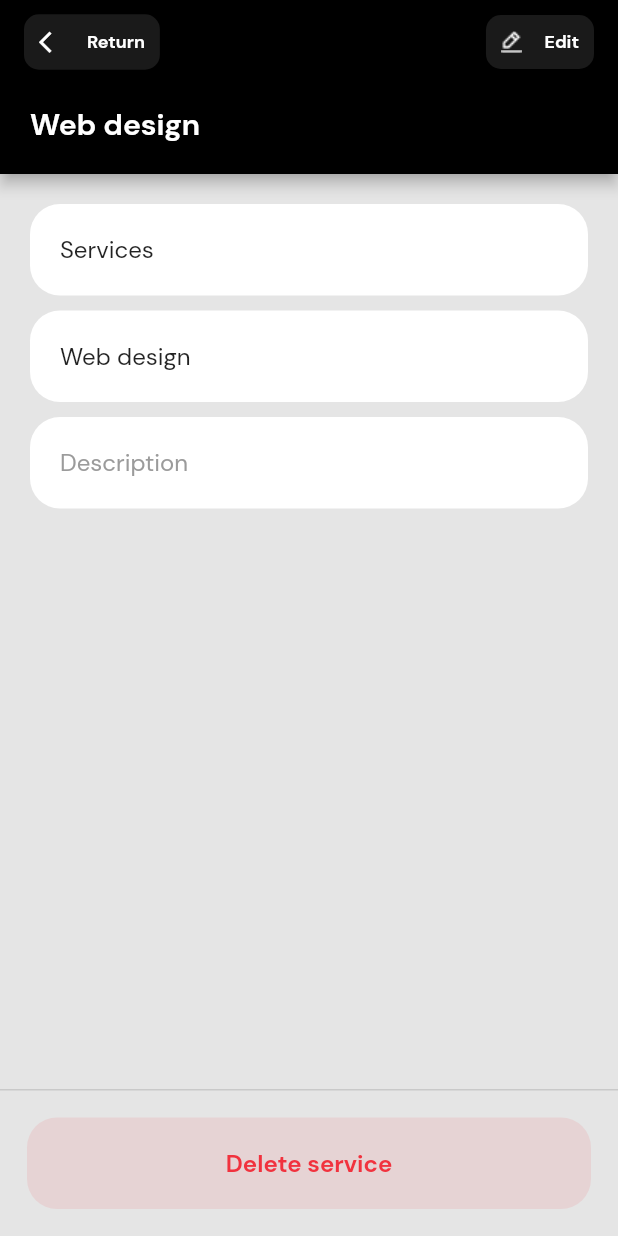
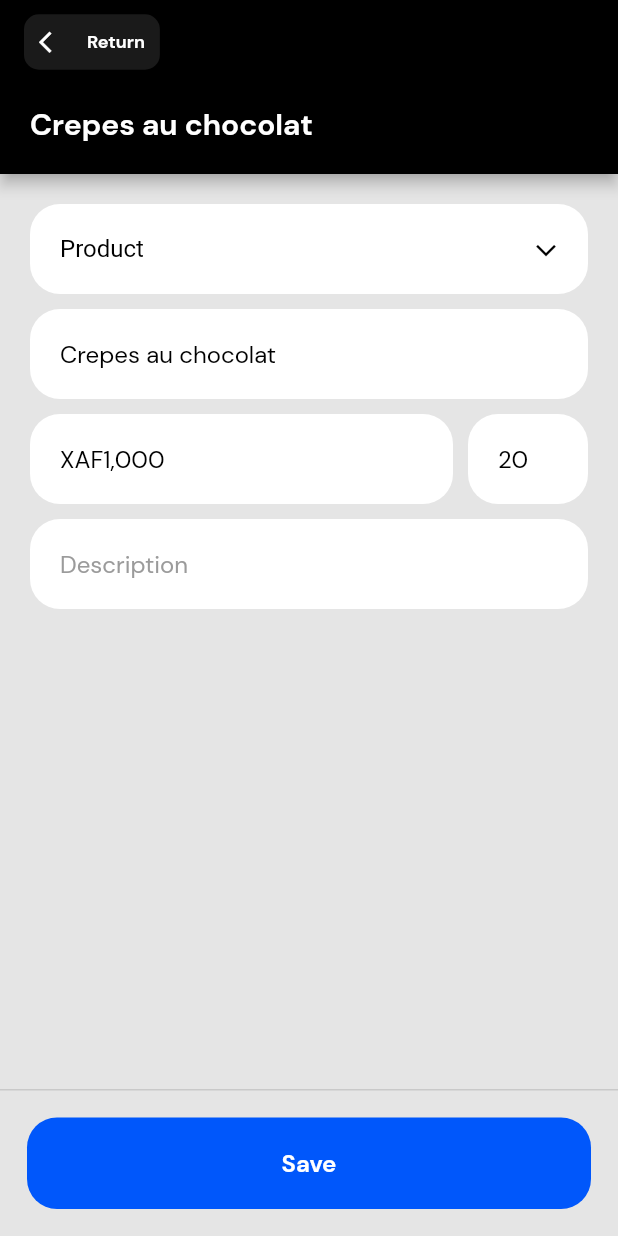
Before and after one commit to RandyKdev/basic_accounting_app, a Flutter app: the screen it shows after launch, on a phone screen of 412 x 824 dp. Run offline on Flutter 3.47's test engine with Material 2 defaults, Android fonts, the phone set to English and light mode, and no system bars.

Commit message:
Add upload for item screen

```diff
--- a/lib/basic.dart
+++ b/lib/basic.dart
@@ -15,6 +15,7 @@ import 'package:basic/screens/main/main_screen.dart';
 import 'package:basic/screens/new/new_product_screen.dart';
 import 'package:basic/screens/new/new_service_screen.dart';
 import 'package:basic/screens/sales/sales_screen.dart';
+import 'package:basic/screens/upload/upload_item_screen.dart';
 import 'package:basic/screens/upload/upload_product_screen.dart';
 import 'package:basic/screens/upload/upload_service_screen.dart';
 import 'package:flutter/material.dart';
@@ -58,7 +59,7 @@ class Basic extends StatelessWidget {
         primaryColor: primaryColor,
         scaffoldBackgroundColor: desaturatedGreyColor,
       ),
-      home: EditService1Screen(),
+      home: UploadItemScreen(),
       debugShowCheckedModeBanner: false,
     );
   }
--- /dev/null
+++ b/lib/screens/upload/upload_item_screen.dart
@@ -0,0 +1,253 @@
+import 'package:basic/Enums/button_size_enums.dart';
+import 'package:basic/constants/color_constants.dart';
+import 'package:basic/constants/textstyle_constants.dart';
+import 'package:basic/widgets/button_widget.dart';
+import 'package:flutter/material.dart';
+import 'package:flutter/services.dart';
+
+class UploadItemScreen extends StatelessWidget {
+  const UploadItemScreen({Key? key}) : super(key: key);
+
+  @override
+  Widget build(BuildContext context) {
+    SystemChrome.setEnabledSystemUIOverlays([
+      SystemUiOverlay.top,
+      SystemUiOverlay.bottom,
+    ]);
+
+    SystemChrome.setSystemUIOverlayStyle(SystemUiOverlayStyle(
+      statusBarColor: primaryColor,
+      statusBarBrightness: Brightness.dark,
+      systemNavigationBarIconBrightness: Brightness.dark,
+      statusBarIconBrightness: Brightness.light,
+      systemNavigationBarColor: desaturatedGreyColor,
+    ));
+
+    return Scaffold(
+      appBar: AppBar(
+        brightness: Brightness.dark,
+        backgroundColor: primaryColor,
+        title: FittedBox(
+          child: InkWell(
+            onTap: () {
+              Navigator.of(context).pop();
+            },
+            child: Container(
+              padding: EdgeInsets.symmetric(
+                vertical: 10,
+                horizontal: 10,
+              ),
+              decoration: BoxDecoration(
+                  color: lightWhiteColor,
+                  borderRadius: BorderRadius.all(Radius.circular(10))),
+              child: Row(
+                children: [
+                  Icon(
+                    Icons.arrow_back_ios,
+                    size: 17,
+                  ),
+                  SizedBox(width: 15),
+                  Text(
+                    'Return',
+                    style: labelBoldTextStyle,
+                  ),
+                ],
+              ),
+            ),
+          ),
+        ),
+        automaticallyImplyLeading: false,
+        bottom: PreferredSize(
+          child: Container(
+            margin: EdgeInsets.only(
+              left: 20,
+              bottom: 20,
+            ),
+            child: Align(
+              alignment: Alignment.topLeft,
+              child: Text(
+                'Crepes au chocolat',
+                style: h6TextStyle.merge(TextStyle(color: whiteColor)),
+              ),
+            ),
+          ),
+          preferredSize: Size.fromHeight(60),
+        ),
+      ),
+      body: SingleChildScrollView(
+        child: Container(
+          padding: EdgeInsets.all(20),
+          child: Column(
+            children: [
+              Container(
+                padding: EdgeInsets.symmetric(vertical: 20, horizontal: 20),
+                height: 60,
+                decoration: BoxDecoration(
+                  color: whiteColor,
+                  borderRadius: BorderRadius.all(
+                    Radius.circular(20),
+                  ),
+                ),
+                child: SizedBox(
+                  width: double.infinity,
+                  child: DropdownButtonHideUnderline(
+                    child: DropdownButton(
+                      style:
+                          bodyTextStyle.merge(TextStyle(color: primaryColor)),
+                      hint: Text(
+                        'Product',
+                        style:
+                            bodyTextStyle.merge(TextStyle(color: primaryColor)),
+                      ),
+                      onChanged: (String? t) {},
+                      icon: Padding(
+                        padding: const EdgeInsets.only(
+                          left: 10,
+                          bottom: 5,
+                        ),
+                        child: RotatedBox(
+                          quarterTurns: 3,
+                          child: Icon(
+                            Icons.arrow_back_ios,
+                            size: 16,
+                            color: primaryColor,
+                          ),
+                        ),
+                      ),
+                      items: [
+                        DropdownMenuItem(
+                          value: 'Buea',
+                          child: Text('Buea'),
+                        ),
+                      ],
+                    ),
+                  ),
+                ),
+              ),
+              SizedBox(height: 10),
+              Container(
+                padding: EdgeInsets.symmetric(
+                  vertical: 20,
+                  horizontal: 20,
+                ),
+                height: 60,
+                decoration: BoxDecoration(
+                  color: whiteColor,
+                  borderRadius: BorderRadius.all(
+                    Radius.circular(20),
+                  ),
+                ),
+                child: TextField(
+                  // maxLength: 3,
+                  keyboardType: TextInputType.number,
+                  decoration: InputDecoration(
+                    hintText: 'Crepes au chocolat',
+                    hintStyle:
+                        bodyTextStyle.merge(TextStyle(color: primaryColor)),
+                    contentPadding: EdgeInsets.symmetric(vertical: 8),
+                    enabledBorder: InputBorder.none,
+                  ),
+                ),
+              ),
+              SizedBox(height: 10),
+              Row(
+                children: [
+                  Expanded(
+                    child: Container(
+                      padding: EdgeInsets.symmetric(
+                        vertical: 20,
+                        horizontal: 20,
+                      ),
+                      height: 60,
+                      decoration: BoxDecoration(
+                        color: whiteColor,
+                        borderRadius: BorderRadius.all(
+                          Radius.circular(20),
+                        ),
+                      ),
+                      child: TextField(
+                        // maxLength: 3,
+                        keyboardType: TextInputType.number,
+                        decoration: InputDecoration(
+                          hintText: 'XAF1,000',
+                          hintStyle: bodyTextStyle
+                              .merge(TextStyle(color: primaryColor)),
+                          contentPadding: EdgeInsets.symmetric(vertical: 8),
+                          enabledBorder: InputBorder.none,
+                        ),
+                      ),
+                    ),
+                  ),
+                  SizedBox(width: 10),
+                  Container(
+                    width: 80,
+                    padding: EdgeInsets.symmetric(
+                      vertical: 20,
+                      horizontal: 20,
+                    ),
+                    height: 60,
+                    decoration: BoxDecoration(
+                      color: whiteColor,
+                      borderRadius: BorderRadius.all(
+                        Radius.circular(20),
+                      ),
+                    ),
+                    child: TextField(
+                      // maxLength: 3,
+                      keyboardType: TextInputType.number,
+                      decoration: InputDecoration(
+                        hintText: '20',
+                        hintStyle:
+                            bodyTextStyle.merge(TextStyle(color: primaryColor)),
+                        contentPadding: EdgeInsets.symmetric(vertical: 8),
+                        enabledBorder: InputBorder.none,
+                      ),
+                    ),
+                  ),
+                ],
+              ),
+              SizedBox(height: 10),
+              Container(
+                padding: EdgeInsets.symmetric(
+                  vertical: 20,
+                  horizontal: 20,
+                ),
+                height: 60,
+                decoration: BoxDecoration(
+                  color: whiteColor,
+                  borderRadius: BorderRadius.all(
+                    Radius.circular(20),
+                  ),
+                ),
+                child: TextField(
+                  keyboardType: TextInputType.number,
+                  decoration: InputDecoration(
+                    hintText: 'Description',
+                    hintStyle:
+                        bodyTextStyle.merge(TextStyle(color: lightGreyColor)),
+                    contentPadding: EdgeInsets.symmetric(vertical: 8),
+                    enabledBorder: InputBorder.none,
+                  ),
+                ),
+              ),
+              SizedBox(height: 20),
+            ],
+          ),
+        ),
+      ),
+      persistentFooterButtons: [
+        Container(
+            padding: EdgeInsets.all(10),
+            color: desaturatedGreyColor,
+            child: ButtonWidget(
+              backgroundColor: accentColor!,
+              loading: false,
+              onTap: () {},
+              size: ButtonSize.big,
+              text: 'Save',
+              textColor: whiteColor!,
+            )),
+      ],
+    );
+  }
+}
```
Also changed, not shown: lib/screens/upload/upload_service1_screen.dart (added, +196 -0 lines).
